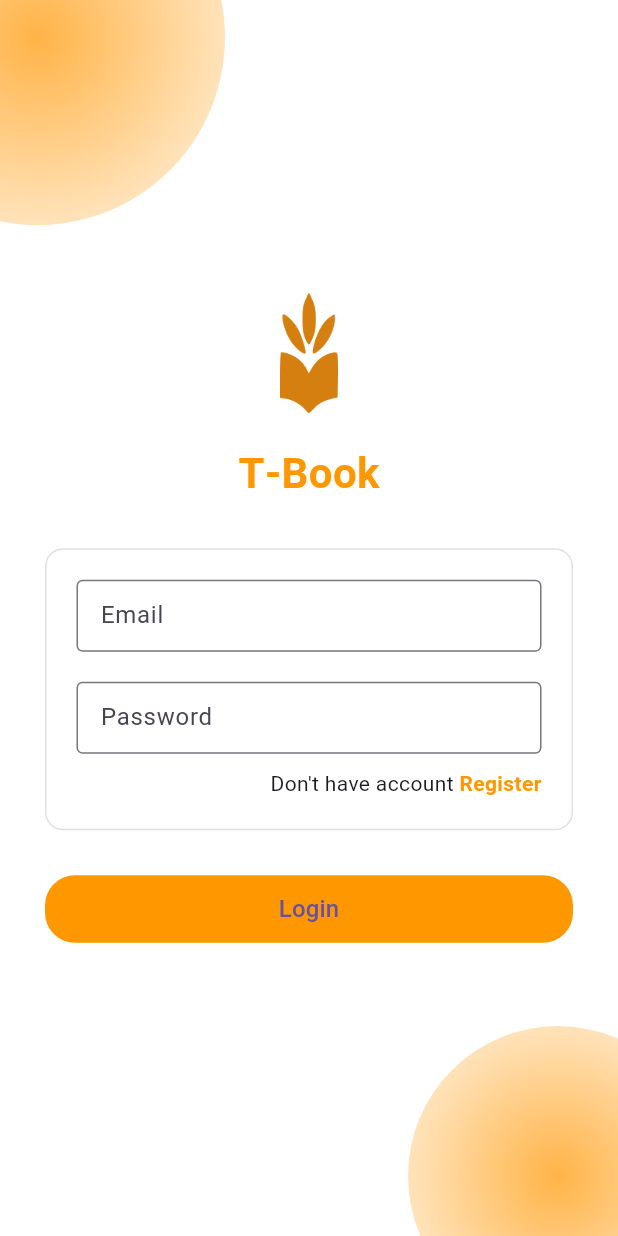
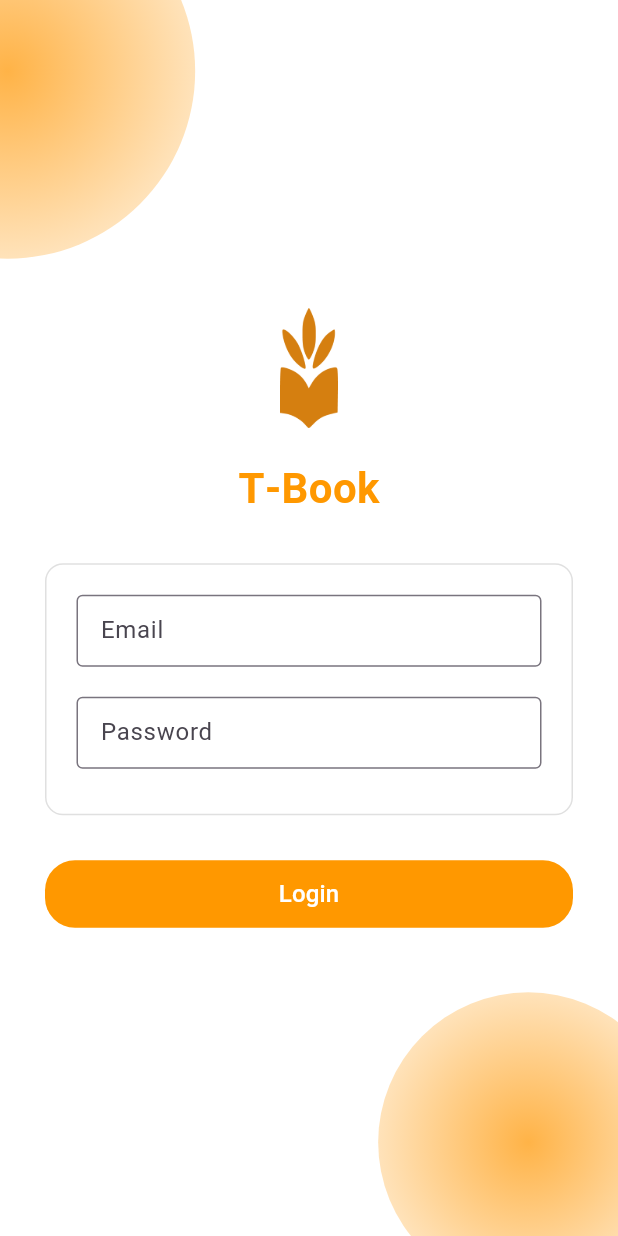
Before and after one commit to shiazza/perpustakaan-sekolah-mobile, a Flutter app: the screen it shows after launch, on a phone screen of 412 x 824 dp. Run offline on Flutter 3.47's test engine with Material 3 defaults, Android fonts, the phone set to English and light mode, and no system bars.

Commit message:
Yang penting jadi #2

```diff
--- a/lib/login_page.dart
+++ b/lib/login_page.dart
@@ -1,5 +1,7 @@
+import 'dart:math' as math; // 1. Perlu import ini untuk rumus sin/cos
 import 'package:flutter/material.dart';
-import 'register_page.dart';
+// Hapus import register_page jika belum ada filenya, atau biarkan jika ada.
+// import 'register_page.dart';
 
 class LoginPage extends StatefulWidget {
   const LoginPage({super.key});
@@ -8,22 +10,39 @@ class LoginPage extends StatefulWidget {
   State<LoginPage> createState() => _LoginPageState();
 }
 
-class _LoginPageState extends State<LoginPage>
-    with SingleTickerProviderStateMixin {
-  late AnimationController _controller;
+class _LoginPageState extends State<LoginPage> with TickerProviderStateMixin {
+  // Gunakan TickerProviderStateMixin karena kita punya lebih dari 1 controller
+
+  late AnimationController _entranceController; // Controller untuk animasi muncul (Scale/Fade)
+  late AnimationController _orbitController;    // Controller untuk animasi berputar (Orbit)
+  late final Animation<double> _circleAnim;
 
   @override
   void initState() {
     super.initState();
-    _controller = AnimationController(
+
+    // 1. Controller untuk animasi pembuka (munculnya bola)
+    _entranceController = AnimationController(
       vsync: this,
-      duration: const Duration(milliseconds: 800),
+      duration: const Duration(milliseconds: 1000),
     )..forward();
+
+    _circleAnim = CurvedAnimation(
+      parent: _entranceController,
+      curve: Curves.easeOutCubic
+    );
+
+    // 2. Controller untuk animasi berputar (Orbit) - Berjalan selamanya
+    _orbitController = AnimationController(
+      vsync: this,
+      duration: const Duration(seconds: 13), // 13 detik untuk 1 putaran penuh (Slow)
+    )..repeat(); // .repeat() agar berputar terus tanpa henti
   }
 
   @override
   void dispose() {
-    _controller.dispose();
+    _entranceController.dispose();
+    _orbitController.dispose(); // Jangan lupa dispose
     super.dispose();
   }
 
@@ -40,18 +59,18 @@ class _LoginPageState extends State<LoginPage>
             end: Offset.zero,
           ).animate(
             CurvedAnimation(
-              parent: _controller,
+              parent: _entranceController,
               curve: Interval(delay, delay + 0.5, curve: Curves.easeOutCubic),
             ),
           );
           final fadeAnim = Tween<double>(begin: 0, end: 1).animate(
             CurvedAnimation(
-              parent: _controller,
+              parent: _entranceController,
               curve: Interval(delay, delay + 0.4, curve: Curves.easeIn),
             ),
           );
           return AnimatedBuilder(
-            animation: _controller,
+            animation: _entranceController,
             builder: (context, child) => Opacity(
               opacity: fadeAnim.value,
               child: Transform.translate(
@@ -82,10 +101,26 @@ class _LoginPageState extends State<LoginPage>
       backgroundColor: Colors.white,
       body: Stack(
         children: [
-          // Bola gradasi kiri atas
+          // --- BOLA GRADASI KIRI ATAS ---
           Positioned(
             top: -100,
             left: -100,
+            child: AnimatedBuilder(
+              // Kita listen ke orbitController untuk gerakan memutar
+              animation: _orbitController,
+              builder: (context, child) {
+                // Rumus Orbit: Menggunakan Sin & Cos
+                // Radius 30 piksel berputar mengelilingi titik awal (-100, -100)
+                final angle = _orbitController.value * 2 * math.pi;
+                final dx = 30 * math.cos(angle);
+                final dy = 30 * math.sin(angle);
+
+                return Transform.translate(
+                  offset: Offset(dx, dy), // Menggerakkan posisi X/Y
+                  child: Opacity(
+                    opacity: _circleAnim.value,
+                    child: Transform.scale(
+                      scale: 0.8 + 0.2 * _circleAnim.value,
                       child: Container(
                         width: 250,
                         height: 250,
@@ -98,10 +133,30 @@ class _LoginPageState extends State<LoginPage>
                         ),
                       ),
                     ),
-          // Bola gradasi kanan bawah
+                  ),
+                );
+              },
+            ),
+          ),
+
+          // --- BOLA GRADASI KANAN BAWAH ---
           Positioned(
             bottom: -60,
             right: -60,
+            child: AnimatedBuilder(
+              animation: _orbitController,
+              builder: (context, child) {
+                // Agar variatif, bola bawah berputar berlawanan arah (minus angle)
+                final angle = -_orbitController.value * 2 * math.pi;
+                final dx = 30 * math.cos(angle);
+                final dy = 30 * math.sin(angle);
+
+                return Transform.translate(
+                  offset: Offset(dx, dy),
+                  child: Opacity(
+                    opacity: _circleAnim.value,
+                    child: Transform.scale(
+                      scale: 0.8 + 0.2 * _circleAnim.value,
                       child: Container(
                         width: 200,
                         height: 200,
@@ -114,7 +169,13 @@ class _LoginPageState extends State<LoginPage>
                         ),
                       ),
                     ),
-          // Konten utama
+                  ),
+                );
+              },
+            ),
+          ),
+
+          // --- KONTEN UTAMA ---
           SafeArea(
             child: Center(
               child: SingleChildScrollView(
@@ -122,7 +183,6 @@ class _LoginPageState extends State<LoginPage>
                 child: Column(
                   mainAxisAlignment: MainAxisAlignment.center,
                   children: [
-                    // Logo
                     Hero(
                       tag: "logo",
                        child: Image.asset(
@@ -161,41 +221,6 @@ class _LoginPageState extends State<LoginPage>
                             ),
                           ),
                           const SizedBox(height: 10),
-                          Row(
-                            mainAxisAlignment: MainAxisAlignment.end,
-                            children: [
-                              const Text("Don't have account "),
-                              GestureDetector(
-                                onTap: () {
-                                  Navigator.of(context).push(
-                                    PageRouteBuilder(
-                                      transitionDuration:
-                                          const Duration(milliseconds: 600),
-                                      pageBuilder: (context, animation,
-                                              secondaryAnimation) =>
-                                          const RegisterPage(),
-                                      transitionsBuilder: (context, animation,
-                                          secondaryAnimation, child) {
-                                        final fade = Tween(begin: 0.0, end: 1.0)
-                                            .animate(animation);
-                                        return FadeTransition(
-                                          opacity: fade,
-                                          child: child,
-                                        );
-                                      },
-                                    ),
-                                  );
-                                },
-                                child: const Text(
-                                  'Register',
-                                  style: TextStyle(
-                                    color: Colors.orange,
-                                    fontWeight: FontWeight.bold,
-                                  ),
-                                ),
-                              )
-                            ],
-                          )
                         ],
                       ),
                     ),
@@ -215,11 +240,12 @@ class _LoginPageState extends State<LoginPage>
                           elevation: 0,
                         ),
                         onPressed: () {
+                          // Pastikan route '/home' sudah didaftarkan di main.dart
                           Navigator.pushReplacementNamed(context, '/home');
                         },
                         child: const Text(
                           'Login',
-                          style: TextStyle(fontSize: 16),
+                          style: TextStyle(fontSize: 16, color: Colors.white),
                         ),
                       ),
                     ),
```
Lines whose indentation alone changed are shown as unchanged.
